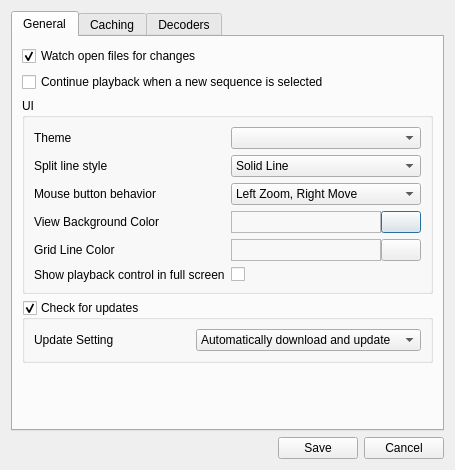
Qt form ui/settingsDialog.ui (IENT/YUView) before a commit.
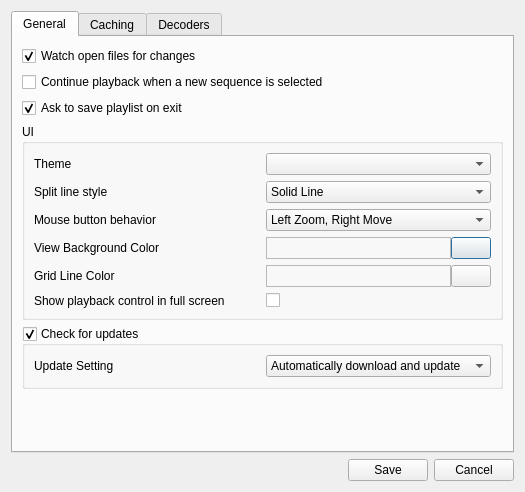
The same form after that commit. Icons and pictures are not drawn. Custom widgets are drawn as their Qt base class.

Commit message: New setting to not ask to save on exit

```diff
--- a/ui/settingsDialog.ui
+++ b/ui/settingsDialog.ui
@@ -6,8 +6,8 @@
    <rect>
     <x>0</x>
     <y>0</y>
-    <width>408</width>
-    <height>470</height>
+    <width>525</width>
+    <height>492</height>
    </rect>
   </property>
   <property name="windowTitle">
@@ -53,6 +53,16 @@
          </property>
         </widget>
        </item>
+       <item>
+        <widget class="QCheckBox" name="checkBoxAskToSave">
+         <property name="text">
+          <string>Ask to save playlist on exit</string>
+         </property>
+         <property name="checked">
+          <bool>true</bool>
+         </property>
+        </widget>
+       </item>
        <item>
         <widget class="QGroupBox" name="GroupBoxColors">
          <property name="minimumSize">
```
The commit also changes 2 other files.
